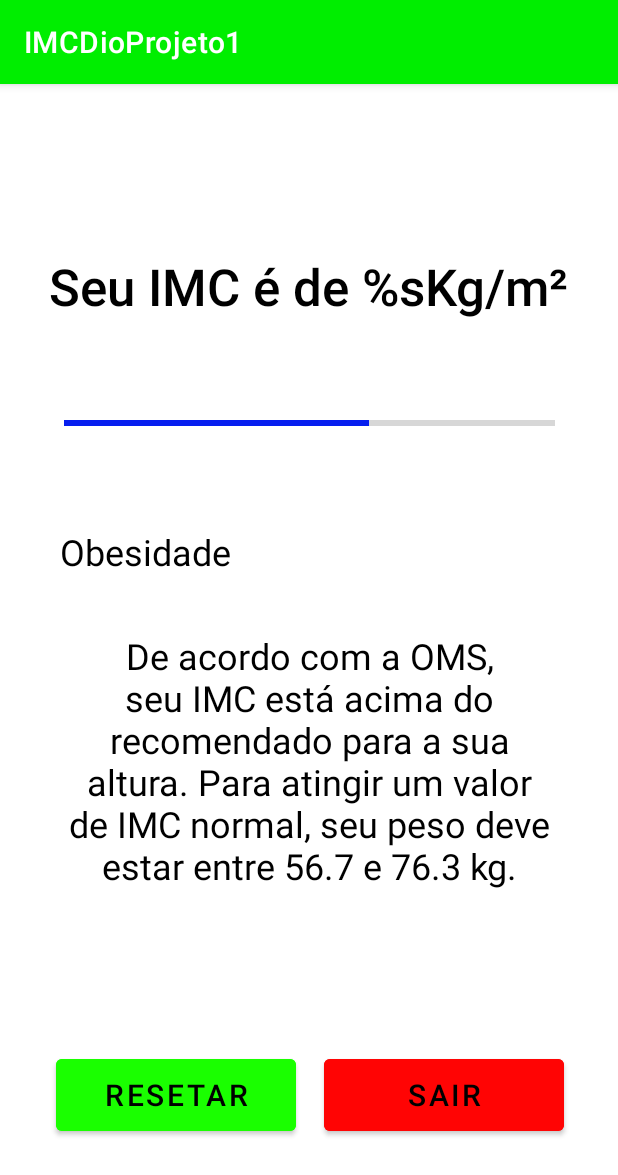
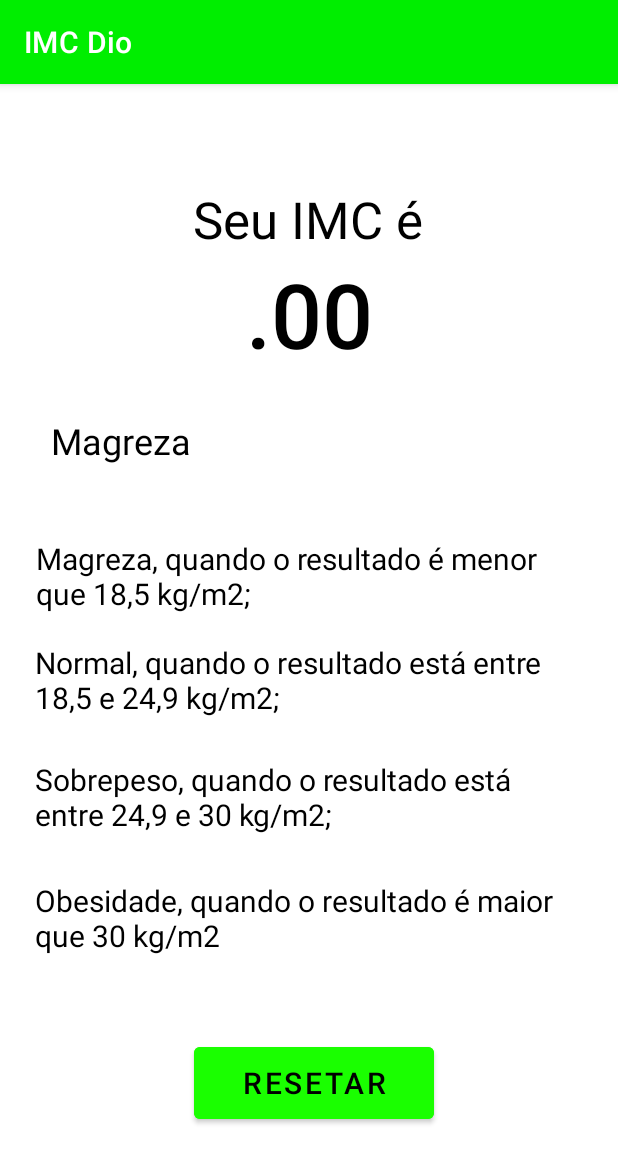
Before and after one commit to DuCrato/DioIMCCalculadora, an Android app: the ResultadoActivity screen opened directly, with no data from a screen before it, on a phone screen of 412 x 824 dp. Shown: the top 1175 px of the screen. Run offline under Robolectric (Android 15) with nearby library versions, the phone set to English and light mode, and no system bars; 1 statement that could not run was skipped.

Commit message:
App executável

```diff
--- a/app/src/main/java/com/example/imcdioprojeto1/ResultadoActivity.kt
+++ b/app/src/main/java/com/example/imcdioprojeto1/ResultadoActivity.kt
@@ -1,11 +1,52 @@
 package com.example.imcdioprojeto1
 
+import android.content.Intent
 import androidx.appcompat.app.AppCompatActivity
 import android.os.Bundle
+import android.widget.Button
+import android.widget.TextView
+import java.text.DecimalFormat
 
 class ResultadoActivity : AppCompatActivity() {
+
     override fun onCreate(savedInstanceState: Bundle?) {
         super.onCreate(savedInstanceState)
         setContentView(R.layout.activity_resultado)
+
+        val btResetar: Button = findViewById(R.id.buttonResetar)
+
+        exibirResultado()
+        btResetar.setOnClickListener{telaMain()}
+
+    }
+
+    fun exibirResultado(){
+
+        val dadoMain = this.intent.extras
+
+        var altura = dadoMain?.getDouble("altura")
+        var peso   = dadoMain?.getDouble("peso")
+
+        var resultadoImc = peso!! / (altura!! * altura)
+        val numero = DecimalFormat("#.00")
+        var resultadoFinal = numero.format(resultadoImc)
+
+        val mostrarResultado: TextView = findViewById(R.id.text_resultado_imc)
+        val tipoDeGordura:    TextView = findViewById(R.id.text_tipo_corpo)
+
+        mostrarResultado.text = (resultadoFinal.toString())
+
+        if(resultadoImc < 18.6){
+            tipoDeGordura.text = ("Magreza")
+        }else if(resultadoImc < 25.0){
+            tipoDeGordura.text = ("Normal")
+        }else if(resultadoImc < 30.0){
+            tipoDeGordura.text = ("Sobre Peso")
+        }else{ tipoDeGordura.text = ("Obesidade")}
+    }
+
+    fun telaMain(){
+        val intencao = Intent(this, MainActivity::class.java)
+        startActivity(intencao)
     }
 }
--- a/app/src/main/res/layout/activity_resultado.xml
+++ b/app/src/main/res/layout/activity_resultado.xml
@@ -9,90 +9,111 @@
     tools:layout_editor_absoluteY="-11dp">
 
     <TextView
-        android:id="@+id/textViewResultadoIMC"
+        android:id="@+id/text_resultado_imc"
         android:layout_width="wrap_content"
         android:layout_height="wrap_content"
-        android:layout_marginTop="112dp"
+        android:layout_marginBottom="28dp"
         android:fontFamily="sans-serif-medium"
         android:text="@string/resultadoIMC"
         android:textColor="#000000"
-        android:textSize="34sp"
+        android:textSize="60sp"
+        app:layout_constraintBottom_toTopOf="@+id/text_tipo_corpo"
         app:layout_constraintEnd_toEndOf="parent"
-        app:layout_constraintStart_toStartOf="parent"
-        app:layout_constraintTop_toTopOf="parent" />
-
-    <ProgressBar
-        android:id="@+id/barraDeGordura"
-        style="@style/Widget.AppCompat.ProgressBar.Horizontal"
-        android:layout_width="327dp"
-        android:layout_height="49dp"
-        android:layout_marginTop="44dp"
-        android:max="50"
-        android:progress="31"
-        android:progressTint="#061EEF"
-        app:layout_constraintEnd_toEndOf="parent"
-        app:layout_constraintStart_toStartOf="parent"
-        app:layout_constraintTop_toBottomOf="@+id/textViewResultadoIMC" />
+        app:layout_constraintStart_toStartOf="parent" />
 
     <TextView
-        android:id="@+id/textViewOMS"
-        android:layout_width="337dp"
-        android:layout_height="183dp"
-        android:layout_marginTop="80dp"
-        android:text="@string/textoOMS"
-        android:textAlignment="center"
-        android:textColor="#000000"
-        android:textSize="24sp"
-        app:layout_constraintBottom_toBottomOf="parent"
-        app:layout_constraintEnd_toEndOf="parent"
-        app:layout_constraintStart_toStartOf="parent"
-        app:layout_constraintTop_toBottomOf="@+id/barraDeGordura"
-        app:layout_constraintVertical_bias="0.133" />
-
-    <TextView
-        android:id="@+id/textViewTipoDeObesidade"
+        android:id="@+id/text_tipo_corpo"
         android:layout_width="291dp"
         android:layout_height="41dp"
-        android:layout_marginBottom="28dp"
+        android:layout_marginBottom="268dp"
         android:text="@string/tipo_obesidade"
         android:textColor="#000000"
         android:textSize="24sp"
-        app:layout_constraintBottom_toTopOf="@+id/textViewOMS"
+        app:layout_constraintBottom_toTopOf="@+id/text_obesidade"
         app:layout_constraintEnd_toEndOf="parent"
-        app:layout_constraintHorizontal_bias="0.333"
-        app:layout_constraintStart_toStartOf="parent"
-        app:layout_constraintTop_toTopOf="parent"
-        app:layout_constraintVertical_bias="1.0" />
+        app:layout_constraintHorizontal_bias="0.283"
+        app:layout_constraintStart_toStartOf="parent" />
 
     <Button
-        android:id="@+id/buttonNovo"
+        android:id="@+id/buttonResetar"
         android:layout_width="160dp"
         android:layout_height="60dp"
-        android:layout_marginTop="96dp"
+        android:layout_marginBottom="72dp"
         android:backgroundTint="#1AFF00"
         android:text="@string/resetar"
         android:textColor="#000000"
         android:textSize="20sp"
         app:layout_constraintBottom_toBottomOf="parent"
-        app:layout_constraintEnd_toStartOf="@+id/buttonSair"
-        app:layout_constraintHorizontal_bias="0.672"
+        app:layout_constraintEnd_toEndOf="parent"
+        app:layout_constraintHorizontal_bias="0.513"
         app:layout_constraintStart_toStartOf="parent"
-        app:layout_constraintTop_toBottomOf="@+id/textViewOMS"
-        app:layout_constraintVertical_bias="0.0" />
+        app:layout_constraintTop_toBottomOf="@+id/text_obesidade"
+        app:layout_constraintVertical_bias="1.0" />
 
-    <Button
-        android:id="@+id/buttonSair"
-        android:layout_width="160dp"
-        android:layout_height="60dp"
-        android:layout_marginTop="96dp"
-        android:layout_marginEnd="36dp"
-        android:backgroundTint="#FF0404"
-        android:text="@string/sair"
+    <TextView
+        android:id="@+id/text_seu_imc"
+        android:layout_width="wrap_content"
+        android:layout_height="wrap_content"
+        android:text="@string/seu_imc"
+        android:textColor="#000000"
+        android:textSize="34sp"
+        app:layout_constraintBottom_toTopOf="@+id/text_resultado_imc"
+        app:layout_constraintEnd_toEndOf="parent"
+        app:layout_constraintHorizontal_bias="0.498"
+        app:layout_constraintStart_toStartOf="parent"
+        app:layout_constraintTop_toTopOf="parent"
+        app:layout_constraintVertical_bias="1.0" />
+
+    <TextView
+        android:id="@+id/text_magreza"
+        android:layout_width="364dp"
+        android:layout_height="53dp"
+        android:layout_marginTop="40dp"
+        android:text="@string/oms_magreza"
+        android:textColor="#000000"
+        android:textSize="20sp"
+        app:layout_constraintEnd_toEndOf="parent"
+        app:layout_constraintStart_toStartOf="parent"
+        app:layout_constraintTop_toBottomOf="@+id/text_tipo_corpo" />
+
+    <TextView
+        android:id="@+id/text_normal"
+        android:layout_width="361dp"
+        android:layout_height="56dp"
+        android:layout_marginTop="16dp"
+        android:text="@string/oms_normal"
+        android:textColor="#000000"
+        android:textSize="20sp"
+        app:layout_constraintEnd_toEndOf="parent"
+        app:layout_constraintHorizontal_bias="0.46"
+        app:layout_constraintStart_toStartOf="parent"
+        app:layout_constraintTop_toBottomOf="@+id/text_magreza" />
+
+    <TextView
+        android:id="@+id/text_sobrepeso"
+        android:layout_width="365dp"
+        android:layout_height="58dp"
+        android:layout_marginTop="16dp"
+        android:text="@string/oms_sobrepeso"
+        android:textColor="#000000"
+        android:textSize="20sp"
+        app:layout_constraintBottom_toTopOf="@+id/text_obesidade"
+        app:layout_constraintEnd_toEndOf="parent"
+        app:layout_constraintStart_toStartOf="parent"
+        app:layout_constraintTop_toBottomOf="@+id/text_normal"
+        app:layout_constraintVertical_bias="0.218" />
+
+    <TextView
+        android:id="@+id/text_obesidade"
+        android:layout_width="357dp"
+        android:layout_height="65dp"
+        android:layout_marginBottom="172dp"
+        android:text="@string/oms_obesidade"
         android:textColor="#000000"
         android:textSize="20sp"
         app:layout_constraintBottom_toBottomOf="parent"
         app:layout_constraintEnd_toEndOf="parent"
-        app:layout_constraintTop_toBottomOf="@+id/textViewOMS"
-        app:layout_constraintVertical_bias="0.0" />
+        app:layout_constraintHorizontal_bias="0.425"
+        app:layout_constraintStart_toStartOf="parent" />
 
 </androidx.constraintlayout.widget.ConstraintLayout>
--- a/app/src/main/res/values/strings.xml
+++ b/app/src/main/res/values/strings.xml
@@ -1,5 +1,5 @@
 <resources>
-    <string name="app_name">IMCDioProjeto1</string>
+    <string name="app_name">IMC Dio</string>
     <string name="peso_em_quilos">Peso em quilos (ex. 80.0)</string>
     <string name="altura_em_cm">Altura em Cm (ex. 1.75)</string>
     <string name="button_calcular">Calcular</string>
@@ -9,9 +9,15 @@
     <string name="imc">IMC</string>
     <string name="resetar">Resetar</string>
     <string name="sair">Sair</string>
-    <string name="textoOMS">De acordo com a OMS, seu IMC está acima do recomendado para a sua altura. Para atingir um valor de IMC normal, seu peso deve estar entre 56.7 e 76.3 kg.</string>
-    <string name="resultadoIMC">Seu IMC é de %sKg/m²</string>
+    <string name="resultadoIMC">IMC Valor</string>
     <string name="tipo_obesidade">Obesidade</string>
     <string name="caixa_homem">Homem</string>
     <string name="caixa_mulher">Mulher</string>
+    <string name="seu_imc">Seu IMC é</string>
+    <string name="campo_altura">Altura (ex 1.75)</string>
+    <string name="peso_altura">Peso (ex 75.3)</string>
+    <string name="oms_magreza">Magreza, quando o resultado é menor que 18,5 kg/m2;</string>
+    <string name="oms_normal">Normal, quando o resultado está entre 18,5 e 24,9 kg/m2;</string>
+    <string name="oms_sobrepeso">Sobrepeso, quando o resultado está entre 24,9 e 30 kg/m2;</string>
+    <string name="oms_obesidade">Obesidade, quando o resultado é maior que 30 kg/m2</string>
 </resources>
```
Also changed, not shown: app/src/main/java/com/example/imcdioprojeto1/MainActivity.kt (+19 -14 lines), app/src/main/res/layout/activity_main.xml (+33 -38 lines).
